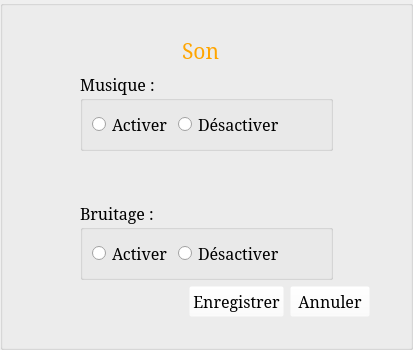
First picture: the form in StreetCar/StreetCar/SoundOption.ui, repository paboccard/Projet_Prog_Jeu, before the edit.
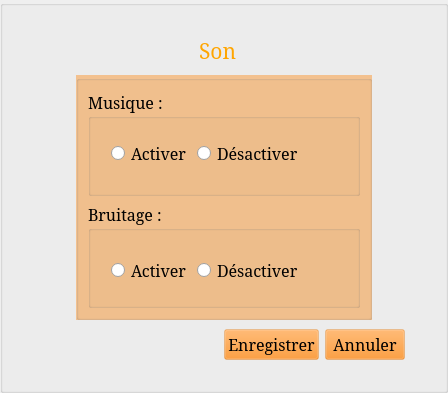
Second picture: the form after the edit. Icons and pictures are not drawn.

```diff
--- a/StreetCar/StreetCar/SoundOption.ui
+++ b/StreetCar/StreetCar/SoundOption.ui
@@ -6,8 +6,8 @@
    <rect>
     <x>0</x>
     <y>0</y>
-    <width>413</width>
-    <height>336</height>
+    <width>448</width>
+    <height>393</height>
    </rect>
   </property>
   <property name="windowTitle">
@@ -42,7 +42,12 @@
 }
 
 QPushButton {
-	background-color: rgba(255, 255, 255, 0);
+	background-color: rgba(255, 128, 0, 50);
+}
+
+QPushButton::hover{
+	background-color: rgba(255, 0, 0, 100);
+	font-weight: bold;
 }</string>
      </property>
      <property name="title">
@@ -142,13 +147,20 @@
          </spacer>
         </item>
         <item>
-         <layout class="QVBoxLayout" name="verticalLayout_3">
-          <property name="spacing">
-           <number>50</number>
+         <widget class="QGroupBox" name="groupBoxSound">
+          <property name="styleSheet">
+           <string notr="true">#groupBoxSound {
+	background-color: rgba(255,128, 0, 100);
+}
+
+QRadioButton::hover{
+		background-color: rgba(255,128, 0, 100);
+}</string>
           </property>
-          <property name="topMargin">
-           <number>0</number>
+          <property name="title">
+           <string/>
           </property>
+          <layout class="QVBoxLayout" name="verticalLayout_4">
           <item>
            <widget class="QGroupBox" name="groupBox_2">
             <property name="font">
@@ -161,6 +173,18 @@
              <string>Musique :</string>
             </property>
             <layout class="QHBoxLayout" name="horizontalLayout_5">
+              <property name="leftMargin">
+               <number>20</number>
+              </property>
+              <property name="topMargin">
+               <number>20</number>
+              </property>
+              <property name="rightMargin">
+               <number>20</number>
+              </property>
+              <property name="bottomMargin">
+               <number>25</number>
+              </property>
              <item>
               <widget class="QRadioButton" name="radioButtonMusic1">
                <property name="font">
@@ -215,6 +239,18 @@
              <string>Bruitage :</string>
             </property>
             <layout class="QHBoxLayout" name="horizontalLayout">
+              <property name="leftMargin">
+               <number>20</number>
+              </property>
+              <property name="topMargin">
+               <number>25</number>
+              </property>
+              <property name="rightMargin">
+               <number>20</number>
+              </property>
+              <property name="bottomMargin">
+               <number>20</number>
+              </property>
              <item>
               <widget class="QRadioButton" name="radioButtonEffect1">
                <property name="font">
@@ -258,6 +294,7 @@
            </widget>
           </item>
          </layout>
+         </widget>
         </item>
         <item>
          <spacer name="horizontalSpacer_7">
```
Left out of the diff: 11 changed lines with no effect on the pictures. Lines whose indentation alone changed are shown as unchanged.
